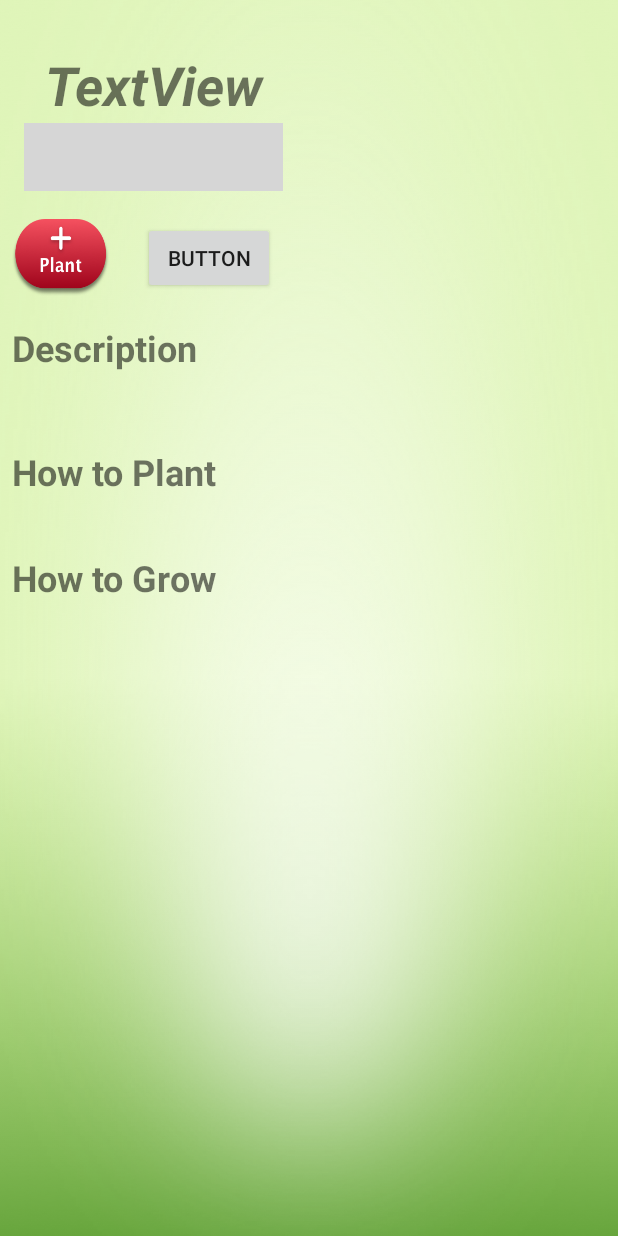
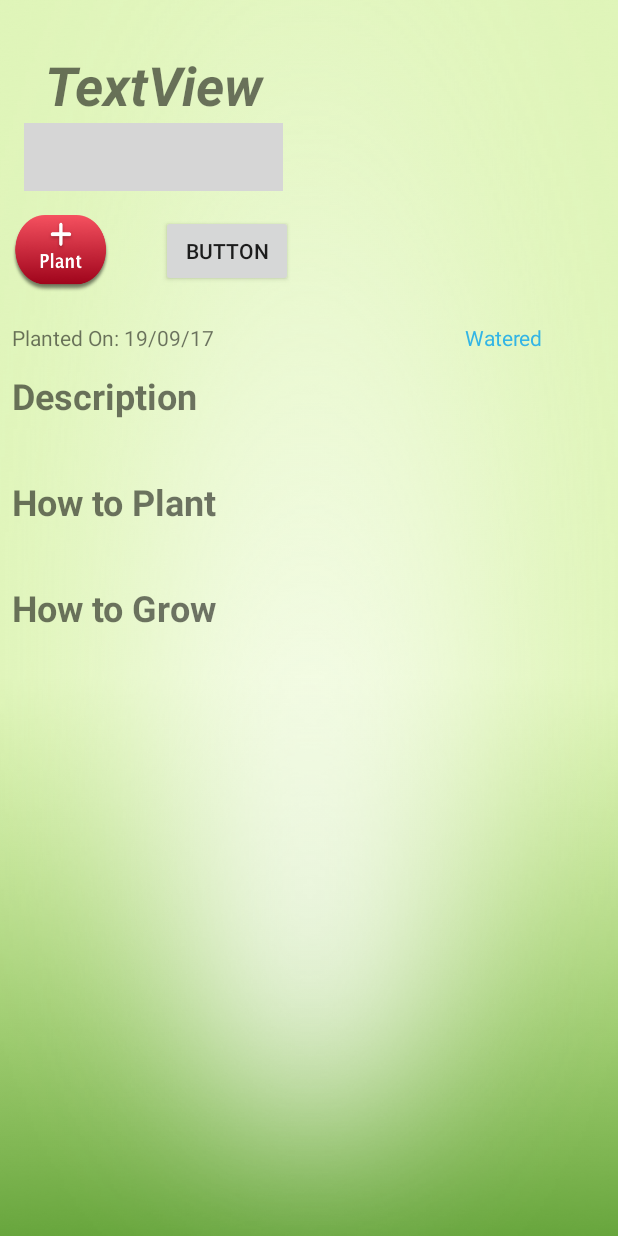
Before and after one commit to Danielionin/Plants, an Android app: the layout activity_plant.xml on its own in the app's theme, with its tools: preview values and no code run, on a phone screen of 412 x 824 dp. Run offline under Robolectric (Android 15) with nearby library versions, the phone set to English and light mode, and no system bars; grey boxes are pictures that could not be loaded.

Commit message:
small fucks are ok

```diff
--- a/app/build.gradle
+++ b/app/build.gradle
@@ -41,4 +41,6 @@ dependencies {
 
 
 
+
+
 apply plugin: 'com.google.gms.google-services'
--- a/app/src/main/java/com/example/android/plants/RecyclerAdapter.java
+++ b/app/src/main/java/com/example/android/plants/RecyclerAdapter.java
@@ -47,6 +47,7 @@ public class RecyclerAdapter extends RecyclerView.Adapter<RecyclerAdapter.ViewHo
         View v = (View) LayoutInflater.from(parent.getContext())
                 .inflate(R.layout.recyclerview_item_row, parent, false);
 
+
         ViewHolder vh = new ViewHolder(v);
         return vh;
     }
--- a/app/src/main/res/layout/activity_main.xml
+++ b/app/src/main/res/layout/activity_main.xml
@@ -68,6 +68,7 @@
 
     <ImageView
         android:id="@+id/no_plant_msg"
+        android:visibility="gone"
         android:layout_width="219dp"
         android:layout_height="108dp"
         app:srcCompat="@drawable/message_no_plants"
--- a/app/src/main/res/layout/activity_plant.xml
+++ b/app/src/main/res/layout/activity_plant.xml
@@ -82,14 +82,14 @@
             app:layout_constraintHorizontal_bias="0.0"
             app:layout_constraintLeft_toLeftOf="parent"
             app:layout_constraintRight_toRightOf="parent"
-            app:layout_constraintTop_toBottomOf="@+id/textView10" />
+            app:layout_constraintTop_toBottomOf="@+id/description_title" />
 
         <TextView
             android:id="@+id/textView8"
             android:layout_width="wrap_content"
             android:layout_height="wrap_content"
             android:layout_marginLeft="8dp"
-            android:layout_marginTop="20dp"
+            android:layout_marginTop="8dp"
             android:text="How to Plant"
             android:textSize="24sp"
             android:textStyle="bold"
@@ -109,16 +109,16 @@
             app:layout_constraintTop_toBottomOf="@+id/how_to_plant" />
 
         <TextView
-            android:id="@+id/textView10"
+            android:id="@+id/description_title"
             android:layout_width="wrap_content"
             android:layout_height="wrap_content"
-            android:layout_marginLeft="8dp"
             android:text="Description"
             android:textSize="24sp"
             android:textStyle="bold"
-            app:layout_constraintLeft_toLeftOf="parent"
-            android:layout_marginTop="8dp"
-            app:layout_constraintTop_toBottomOf="@+id/image" />
+            android:layout_marginTop="40dp"
+            app:layout_constraintTop_toBottomOf="@+id/image"
+            android:layout_marginLeft="8dp"
+            app:layout_constraintLeft_toLeftOf="parent" />
 
         <ImageView
             android:id="@+id/stars"
@@ -137,11 +137,9 @@
             android:id="@+id/add_button"
             android:layout_width="65dp"
             android:layout_height="51dp"
-            android:layout_marginBottom="8dp"
             android:layout_marginLeft="8dp"
-            android:layout_marginTop="8dp"
+            android:layout_marginTop="16dp"
             android:background="@drawable/add_button"
-            app:layout_constraintBottom_toTopOf="@+id/textView10"
             app:layout_constraintLeft_toLeftOf="parent"
             app:layout_constraintTop_toBottomOf="@+id/stars" />
 
@@ -151,10 +149,41 @@
             android:layout_height="wrap_content"
             android:text="Button"
             app:layout_constraintRight_toLeftOf="@+id/image"
+            android:layout_marginRight="9dp"
+            android:layout_marginTop="16dp"
+            app:layout_constraintTop_toBottomOf="@+id/stars" />
+
+        <TextView
+            android:id="@+id/date"
+            android:layout_width="wrap_content"
+            android:layout_height="wrap_content"
+            android:layout_marginLeft="8dp"
+            android:text="Planted On: 19/09/17"
+            app:layout_constraintLeft_toLeftOf="parent"
+            android:layout_marginTop="8dp"
+            app:layout_constraintTop_toBottomOf="@+id/image" />
+
+        <TextView
+            android:id="@+id/watered"
+            android:layout_width="94dp"
+            android:layout_height="19dp"
+            android:text="Watered"
+            android:textColor="@android:color/holo_blue_light"
+            android:layout_marginTop="8dp"
+            app:layout_constraintTop_toBottomOf="@+id/image"
             android:layout_marginRight="8dp"
-            app:layout_constraintLeft_toRightOf="@+id/add_button"
+            app:layout_constraintRight_toRightOf="parent" />
+
+        <Button
+            android:id="@+id/remove_button"
+            android:visibility="gone"
+            android:layout_width="65dp"
+            android:layout_height="51dp"
             android:layout_marginLeft="8dp"
-            app:layout_constraintBaseline_toBaselineOf="@+id/add_button" />
+            android:layout_marginTop="16dp"
+            android:background="@drawable/full_logo"
+            app:layout_constraintLeft_toLeftOf="parent"
+            app:layout_constraintTop_toBottomOf="@+id/stars" />
 
     </android.support.constraint.ConstraintLayout>
 </ScrollView>
```
Also changed, not shown: app/src/main/AndroidManifest.xml (+18 -16 lines), app/src/main/java/com/example/android/plants/MainActivity.java (+66 -20 lines), app/src/main/java/com/example/android/plants/PlantActivity.java (+85 -46 lines), app/src/main/java/com/example/android/plants/SearchActivity.java (+21 -5 lines).
